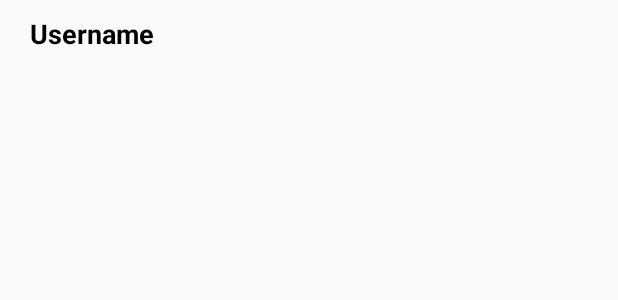
After one commit to nghia2811/Kotlin-chat-app, an Android app: the layout item_chat.xml on its own in the app's theme, with its tools: preview values and no code run, on a phone screen of 412 x 824 dp. The commit adds this screen. Shown: the top 300 px of the screen. Run offline under Robolectric (Android 15) with nearby library versions, the phone set to English and light mode, and no system bars.

Commit message:
add first group

```diff
--- a/app/src/main/AndroidManifest.xml
+++ b/app/src/main/AndroidManifest.xml
@@ -16,8 +16,7 @@
         <activity android:name=".chat.ChatActivity" />
         <activity android:name=".info.InfoActivity" />
         <activity android:name=".register.RegisterActivity" />
-        <activity android:name=".login.LoginActivity"
-            >
+        <activity android:name=".login.LoginActivity">
             <intent-filter>
                 <action android:name="android.intent.action.MAIN" />
 
--- a/app/src/main/java/com/project/firstkotlin/chat/MessageAdapter.kt
+++ b/app/src/main/java/com/project/firstkotlin/chat/MessageAdapter.kt
@@ -38,7 +38,7 @@ class MessageAdapter(private val myDataset: ArrayList<Message>) :
     override fun onBindViewHolder(holder: MyViewHolder, position: Int) {
         // - get element from your dataset at this position
         // - replace the contents of the view with that element
-        holder.username.text = myDataset[position].name
+        holder.username.text = myDataset[position].sender
         holder.message.text = myDataset[position].message
     }
 
--- a/app/src/main/java/com/project/firstkotlin/entity/Message.kt
+++ b/app/src/main/java/com/project/firstkotlin/entity/Message.kt
@@ -1,3 +1,3 @@
 package com.project.firstkotlin.entity
 
-data class Message(var name: String, var message: String)
+data class Message(var date: String = "", var sender: String = "", var message: String = "")
--- a/app/src/main/java/com/project/firstkotlin/entity/User.kt
+++ b/app/src/main/java/com/project/firstkotlin/entity/User.kt
@@ -1,3 +1,3 @@
 package com.project.firstkotlin.entity
 
-data class User(var email: String, var password: String, var name: String, var address: String)
+data class User(var id: String = "", var email: String = "", var name: String = "", var address: String = "", var group: ArrayList<String> = arrayListOf())
--- a/app/src/main/res/layout/activity_chat.xml
+++ b/app/src/main/res/layout/activity_chat.xml
@@ -37,6 +37,7 @@
         android:id="@+id/rv_message"
         android:layout_width="match_parent"
         android:layout_height="0dp"
+        android:layout_marginBottom="20dp"
         app:layout_constraintStart_toStartOf="parent"
         app:layout_constraintTop_toBottomOf="@id/rl_heading"
         app:layout_constraintBottom_toTopOf="@id/type_mess"/>
--- /dev/null
+++ b/app/src/main/res/layout/item_chat.xml
@@ -0,0 +1,32 @@
+<?xml version="1.0" encoding="utf-8"?>
+<LinearLayout xmlns:android="http://schemas.android.com/apk/res/android"
+    android:id="@+id/layout_chat"
+    android:layout_width="match_parent"
+    android:layout_height="50dp"
+    android:orientation="vertical"
+    android:padding="10dp">
+
+    <TextView
+        android:id="@+id/tv_chatname"
+        android:layout_width="match_parent"
+        android:layout_height="wrap_content"
+        android:text="Username"
+        android:textSize="18sp"
+        android:layout_marginStart="10dp"
+        android:textColor="@color/colorBlack"
+        android:textStyle="bold"
+        />
+
+<!--    <TextView-->
+<!--        android:id="@+id/tv_message"-->
+<!--        android:layout_width="wrap_content"-->
+<!--        android:layout_height="wrap_content"-->
+<!--        android:text="message"-->
+<!--        android:padding="5dp"-->
+<!--        android:paddingStart="10dp"-->
+<!--        android:background="@drawable/message_border"-->
+<!--        android:layout_marginTop="7dp"-->
+<!--        android:textColor="@color/colorBlack"-->
+<!--        android:textSize="17sp"/>-->
+
+</LinearLayout>
```
Also changed, not shown: app/src/main/java/com/project/firstkotlin/chat/ChatActivity.kt (+74 -45 lines), app/src/main/java/com/project/firstkotlin/main/MainActivity.kt (+40 -0 lines), app/src/main/java/com/project/firstkotlin/main/MainAdapter.kt (+18 -13 lines), 1 other file.
